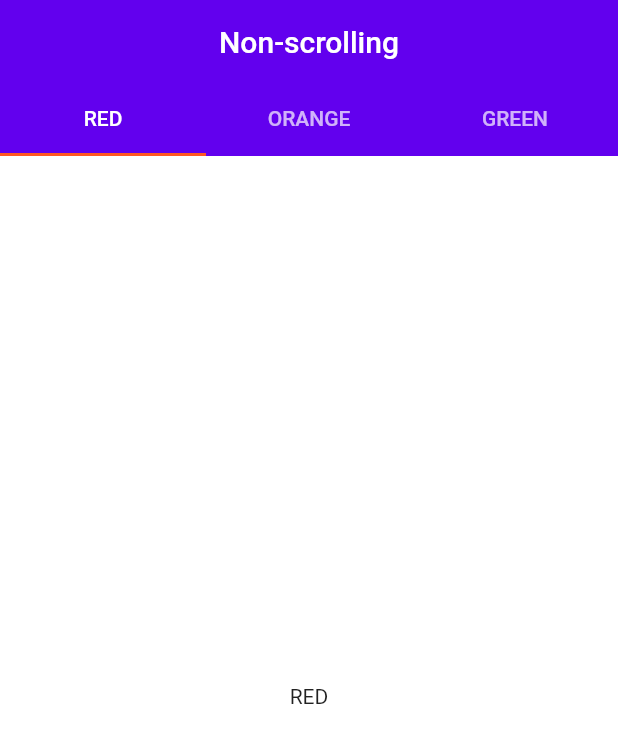
After one commit to luffyjie/flutter, a Flutter app: the screen it shows after launch, after a tap on "Tabs demo", on a phone screen of 412 x 824 dp. The commit adds this screen. Shown: the top 743 px of the screen. Run offline on Flutter 3.47's test engine with Material 2 defaults, Android fonts, the phone set to English and light mode, and no system bars; our stand-ins replace flutter_localized_locales, flutter_swiper, google_fonts; generated files the repository leaves out were written again.

Commit message:
add snack abr demo and tabs demo

```diff
--- /dev/null
+++ b/flutter_autoLayout/lib/gallery/tabs_demo.dart
@@ -0,0 +1,111 @@
+import 'package:flutter_autoLayout/public.dart';
+
+enum TabsDemoType {
+  scrollable,
+  nonScrollable,
+}
+
+class TabsDemo extends StatelessWidget {
+  const TabsDemo({Key key, this.type}) : super(key: key);
+  final TabsDemoType type;
+
+  @override
+  Widget build(BuildContext context) {
+    Widget tabs;
+    switch (type) {
+      case TabsDemoType.scrollable:
+        tabs = _TabsScrollableDemo();
+        break;
+      case TabsDemoType.nonScrollable:
+        tabs = _TabsNonScrollableDemo();
+        break;
+    }
+    return tabs;
+  }
+}
+
+class _TabsScrollableDemo extends StatelessWidget {
+  @override
+  Widget build(BuildContext context) {
+    final tabs = [
+      AutolayoutLocalizations.of(context).colorsRed,
+      AutolayoutLocalizations.of(context).colorsOrange,
+      AutolayoutLocalizations.of(context).colorsGreen,
+      AutolayoutLocalizations.of(context).colorsBlue,
+      AutolayoutLocalizations.of(context).colorsIndigo,
+      AutolayoutLocalizations.of(context).colorsPurple,
+      AutolayoutLocalizations.of(context).colorsRed,
+      AutolayoutLocalizations.of(context).colorsOrange,
+      AutolayoutLocalizations.of(context).colorsGreen,
+      AutolayoutLocalizations.of(context).colorsBlue,
+      AutolayoutLocalizations.of(context).colorsIndigo,
+      AutolayoutLocalizations.of(context).colorsPurple,
+    ];
+    return DefaultTabController(
+      length: tabs.length,
+      child: Scaffold(
+        appBar: AppBar(
+          automaticallyImplyLeading: false,
+          title:
+              Text(AutolayoutLocalizations.of(context).demoTabsScrollingTitle),
+          bottom: TabBar(
+            isScrollable: true,
+            tabs: [
+              for (final tab in tabs)
+                Tab(
+                  text: tab,
+                )
+            ],
+          ),
+        ),
+        body: TabBarView(
+          children: [
+            for (final tab in tabs)
+              Center(
+                child: Text(tab),
+              ),
+          ],
+        ),
+      ),
+    );
+  }
+}
+
+class _TabsNonScrollableDemo extends StatelessWidget {
+  @override
+  Widget build(BuildContext context) {
+    final tabs = [
+      AutolayoutLocalizations.of(context).colorsRed,
+      AutolayoutLocalizations.of(context).colorsOrange,
+      AutolayoutLocalizations.of(context).colorsGreen,
+    ];
+
+    return DefaultTabController(
+      length: tabs.length,
+      child: Scaffold(
+        appBar: AppBar(
+          automaticallyImplyLeading: false,
+          title: Text(
+              AutolayoutLocalizations.of(context).demoTabsNonScrollingTitle),
+          bottom: TabBar(
+            isScrollable: false,
+            tabs: [
+              for (final tab in tabs)
+                Tab(
+                  text: tab,
+                ),
+            ],
+          ),
+        ),
+        body: TabBarView(
+          children: [
+            for (final tab in tabs)
+              Center(
+                child: Text(tab),
+              ),
+          ],
+        ),
+      ),
+    );
+  }
+}
--- a/flutter_autoLayout/lib/gallery_public.dart
+++ b/flutter_autoLayout/lib/gallery_public.dart
@@ -19,3 +19,5 @@ export 'gallery/progress_indicator_demo.dart';
 export 'gallery/picker_demo.dart';
 export 'gallery/selection_controls_demo.dart';
 export 'gallery/tooltip_demo.dart';
+export 'gallery/tabs_demo.dart';
+export 'gallery/snackbar_demo.dart';
--- a/flutter_autoLayout/lib/main.dart
+++ b/flutter_autoLayout/lib/main.dart
@@ -67,6 +67,9 @@ class MyApp extends StatelessWidget {
                   ProgressIndicatorDemo(),
               '/selection_control_demo': (BuildContext context) =>
                   SelectionControlsDemo(),
+              '/snackbar_demo': (BuildContext context) => SnackbarsDemo(),
+              '/tabs_demo': (BuildContext context) =>
+                  TabsDemo(type: TabsDemoType.nonScrollable),
               '/tooltip_demo': (BuildContext context) => TooltipDemo(),
             },
             localizationsDelegates: const [
@@ -214,6 +217,18 @@ class _MyHomePageSatate extends State<MyHomePage> {
                     },
                   ),
                   GalleryButton(
+                    name: "Snackbar demo",
+                    onPressed: () {
+                      Navigator.pushNamed(context, '/snackbar_demo');
+                    },
+                  ),
+                  GalleryButton(
+                    name: "Tabs demo",
+                    onPressed: () {
+                      Navigator.pushNamed(context, '/tabs_demo');
+                    },
+                  ),
+                  GalleryButton(
                     name: "Tooltip demo",
                     onPressed: () {
                       Navigator.pushNamed(context, '/tooltip_demo');
```
Also changed, not shown: flutter_autoLayout/lib/gallery/snackbar_demo.dart (added, +47 -0 lines).
